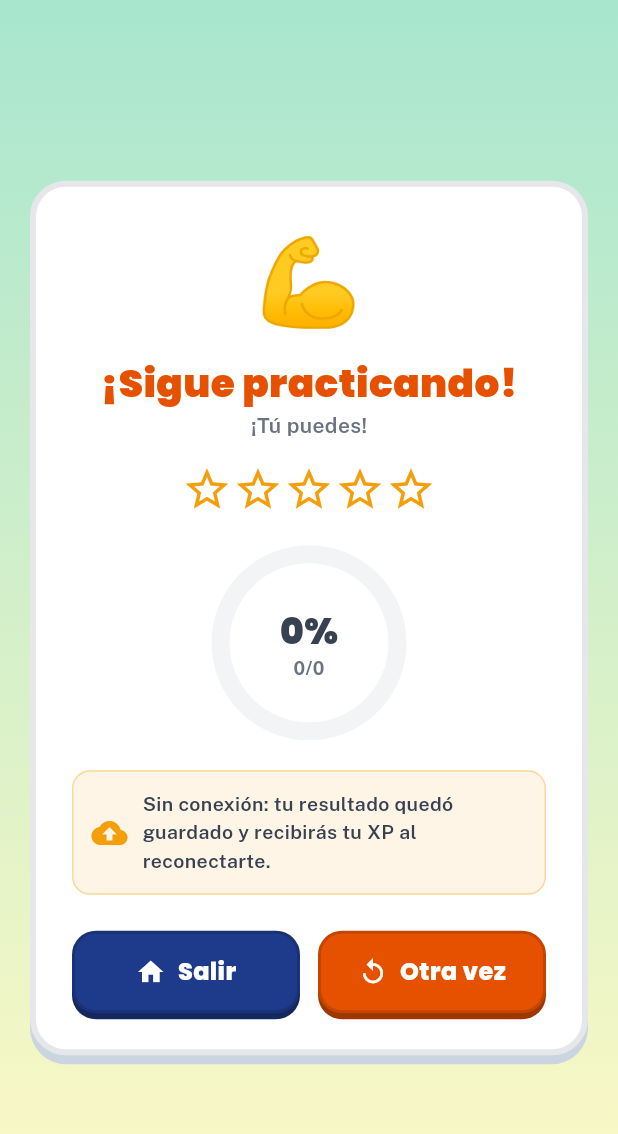
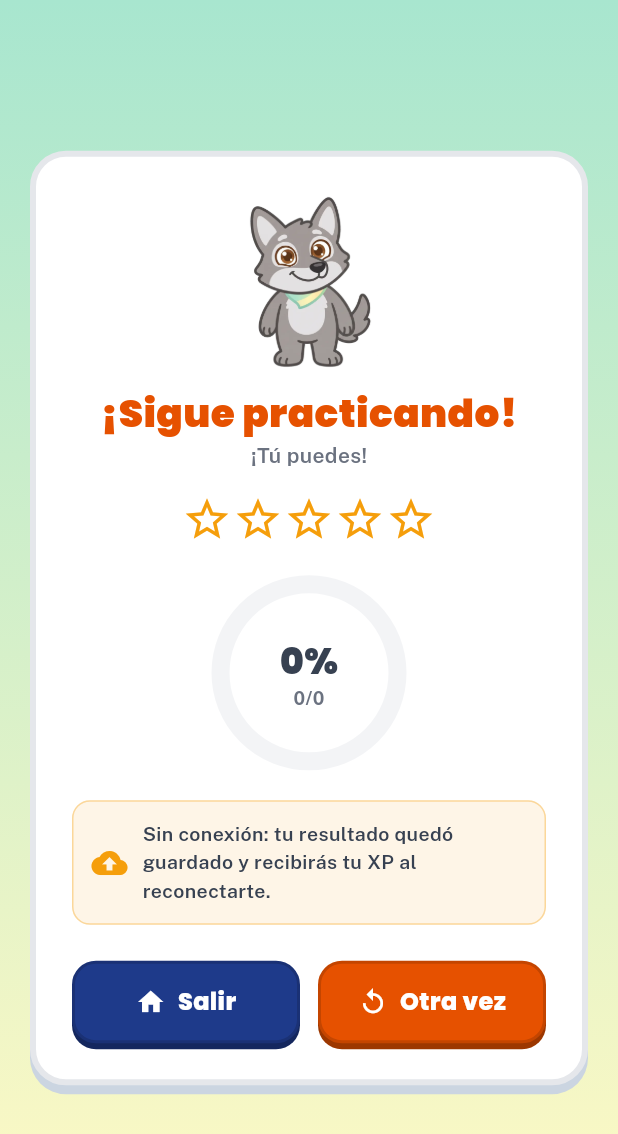
Before and after one commit to Daniel7TG/Ntsifiyo-Mobile, a Flutter app: the GameSummaryView screen opened directly with empty values, on a phone screen of 412 x 824 dp. Shown: the top 1134 px of the screen. Run offline on Flutter 3.47's test engine with Material 3 defaults, Android fonts, the light colour scheme and no system bars; our stand-ins replace cached_network_image, connectivity_plus, dio, drift, drift_flutter, flutter_riverpod and 6 more; accounts and stored records are empty; generated files the repository leaves out were written again.

Commit message:
F9: coyote en resúmenes, ícono de app con mascota y README

```diff
--- /dev/null
+++ b/flutter_launcher_icons.yaml
@@ -0,0 +1,6 @@
+flutter_launcher_icons:
+  android: true
+  ios: false
+  image_path: "assets/icon.png"
+  adaptive_icon_background: "#A8E6CF"
+  adaptive_icon_foreground: "assets/icon_foreground.png"
--- a/lib/features/games/widgets/game_summary_view.dart
+++ b/lib/features/games/widgets/game_summary_view.dart
@@ -55,16 +55,23 @@ class _GameSummaryViewState extends ConsumerState<GameSummaryView> {
     });
   }
 
+  /// Coyote mascota según desempeño (mirror de GameSummary.jsx + coyote web).
   (String, String, String) _headerContent() {
-    if (_percentage == 100) return ('🎉', '¡PERFECTO!', '¡No fallaste ni una!');
-    if (_percentage >= 80) return ('⭐', '¡Increíble!', '¡Muy buen trabajo!');
-    if (_percentage >= 60) return ('✅', '¡Bien hecho!', '¡Sigue así!');
-    return ('💪', '¡Sigue practicando!', '¡Tú puedes!');
+    if (_percentage == 100) {
+      return ('assets/coyote/celebracion.webp', '¡PERFECTO!', '¡No fallaste ni una!');
+    }
+    if (_percentage >= 80) {
+      return ('assets/coyote/celebracion.webp', '¡Increíble!', '¡Muy buen trabajo!');
+    }
+    if (_percentage >= 60) {
+      return ('assets/coyote/saludo.webp', '¡Bien hecho!', '¡Sigue así!');
+    }
+    return ('assets/coyote/esperando.webp', '¡Sigue practicando!', '¡Tú puedes!');
   }
 
   @override
   Widget build(BuildContext context) {
-    final (emoji, title, subtitle) = _headerContent();
+    final (coyoteAsset, title, subtitle) = _headerContent();
     final stars = (_percentage / 100 * 5).round();
 
     return Scaffold(
@@ -81,7 +88,14 @@ class _GameSummaryViewState extends ConsumerState<GameSummaryView> {
                   child: Column(
                     mainAxisSize: MainAxisSize.min,
                     children: [
-                      Text(emoji, style: const TextStyle(fontSize: 56)),
+                      TweenAnimationBuilder<double>(
+                        tween: Tween(begin: 0, end: 1),
+                        duration: const Duration(milliseconds: 600),
+                        curve: Curves.elasticOut,
+                        builder: (context, value, child) =>
+                            Transform.scale(scale: value, child: child),
+                        child: Image.asset(coyoteAsset, height: 120),
+                      ),
                       const SizedBox(height: 8),
                       Text(
                         title,
--- a/pubspec.yaml
+++ b/pubspec.yaml
@@ -37,6 +37,7 @@ dev_dependencies:
   flutter_lints: ^6.0.0
   build_runner: ^2.15.0
   drift_dev: ^2.34.0
+  flutter_launcher_icons: ^0.14.4
 
 flutter:
   uses-material-design: true
```
Also changed, not shown: assets/icon.png (added), assets/icon_foreground.png (added), pubspec.lock, 13 other files.
